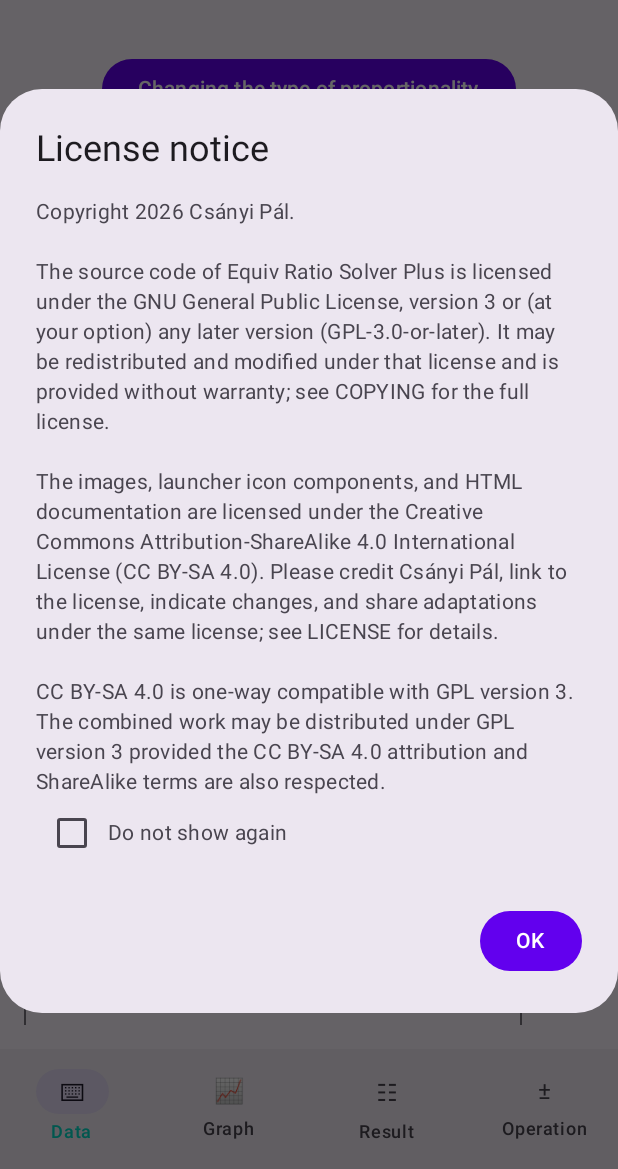
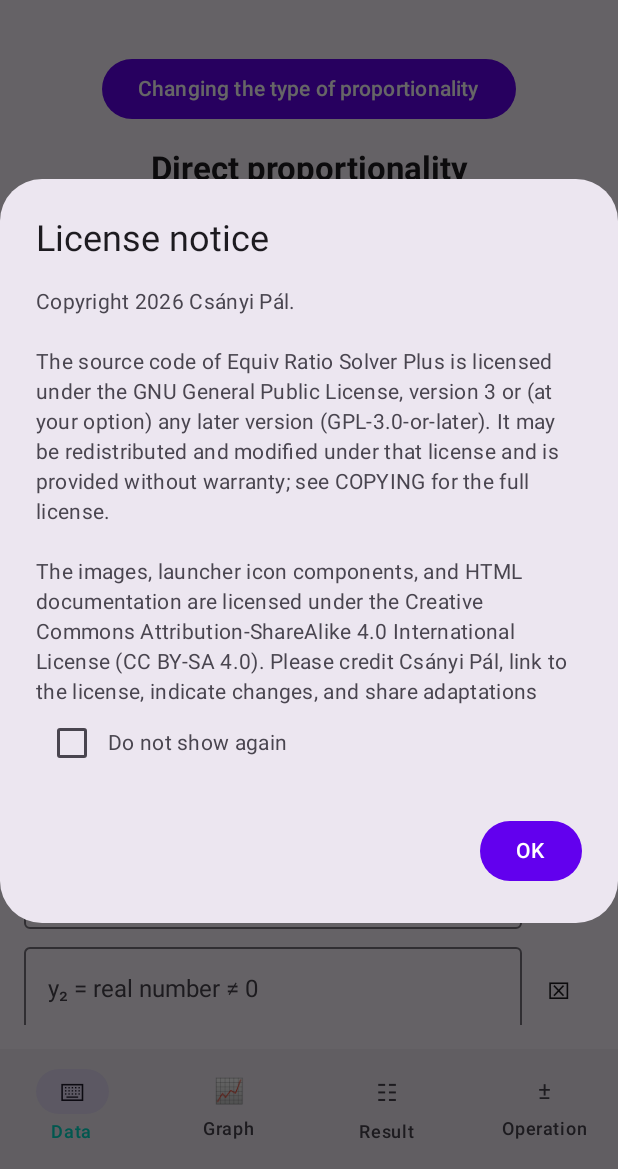
Before and after one commit to csanyipal/EquivRatioSolverPlus, an Android app built with Jetpack Compose: the screen it shows after launch (MainActivity), on a phone screen of 412 x 824 dp, the part 67-1236 px from its top. Run offline under Robolectric (Android 15) with nearby library versions, the phone set to English and light mode, and no system bars; libraries missing offline, so code that uses them is left out: java.time, java.time.format, kotlinx.coroutines.delay, kotlinx.coroutines.launch.

Commit message:
Make sure the first-launch License Information is scrollable
The first-launch License Information text now scrolls within a capped-height area; the “Do not show again” checkbox remains outside the scroll area.

```diff
--- a/app/src/main/java/io/github/csanyipal/equivratiosolverplus/ui/screens/MainScreen.kt
+++ b/app/src/main/java/io/github/csanyipal/equivratiosolverplus/ui/screens/MainScreen.kt
@@ -795,7 +795,12 @@ fun MainScreen() {
             title = { Text(text = stringResource(R.string.startup_notice_title)) },
             text = {
                 Column {
-                    Text(text = stringResource(R.string.startup_notice_message))
+                    Text(
+                        text = stringResource(R.string.startup_notice_message),
+                        modifier = Modifier
+                            .heightIn(max = 280.dp)
+                            .verticalScroll(rememberScrollState())
+                    )
                     Row(verticalAlignment = Alignment.CenterVertically) {
                         Checkbox(
                             checked = suppressStartupNotice,
```
